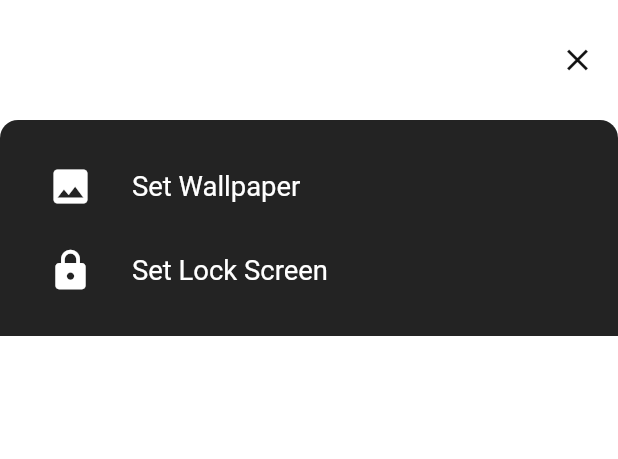
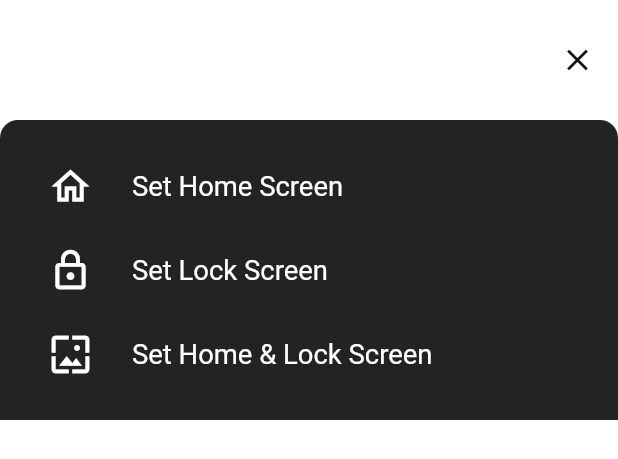
Before and after one commit to aldiansyahfahmi/wallpaper-app, a Flutter app: the ModalBottomSheetCard widget shown alone on an empty page, opened directly with empty values, on a phone screen of 412 x 824 dp. Shown: the top 459 px of the screen. Run offline on Flutter 3.47's test engine with Material 2 defaults, Android fonts, the phone set to English and light mode, and no system bars; our stand-ins replace cached_network_image, dartz, dio, equatable, flutter_bloc, flutter_cache_manager and 6 more; missing offline and left inert: flutter_wallpaper_manager; network calls fail.

Commit message:
responsive grid & update some code

```diff
--- a/lib/app/main_app.dart
+++ b/lib/app/main_app.dart
@@ -33,6 +33,7 @@ class MyApp extends StatelessWidget {
           child: MaterialApp(
             title: 'Wallpaper App',
             debugShowCheckedModeBanner: Config.isDebug,
+            themeMode: ThemeMode.light,
             theme: ThemeData(
               scaffoldBackgroundColor: ColorName.white,
             ),
--- a/lib/presentation/home/ui/component/trending_photos.dart
+++ b/lib/presentation/home/ui/component/trending_photos.dart
@@ -61,7 +61,10 @@ class TrendingPhotos extends StatelessWidget {
               (data) => MasonryGridView.count(
                 shrinkWrap: true,
                 physics: const NeverScrollableScrollPhysics(),
-                crossAxisCount: 3,
+                crossAxisCount:
+                    MediaQuery.of(context).orientation == Orientation.portrait
+                        ? 3
+                        : 6,
                 mainAxisSpacing: 8,
                 crossAxisSpacing: 8,
                 itemCount: data!.length,
--- a/lib/presentation/photo_preview/bloc/set_photo_cubit/set_photo_cubit.dart
+++ b/lib/presentation/photo_preview/bloc/set_photo_cubit/set_photo_cubit.dart
@@ -5,7 +5,7 @@ import 'package:wallpaper_app/shared_libraries/utils/error/failure_response.dart
 import '/shared_libraries/utils/state/view_data_state.dart';
 import 'set_photo_state.dart';
 
-enum SetPhotoTo { wallpaper, lockScreen }
+enum SetPhotoTo { both, homeScreen, lockScreen }
 
 class SetPhotoCubit extends Cubit<SetPhotoState> {
   SetPhotoCubit() : super(SetPhotoState(setPhotoState: ViewData.initial()));
@@ -14,9 +14,11 @@ class SetPhotoCubit extends Cubit<SetPhotoState> {
       {required String imageUrl, required SetPhotoTo setPhotoTo}) async {
     emit(SetPhotoState(setPhotoState: ViewData.loading()));
     try {
-      int location = setPhotoTo == SetPhotoTo.wallpaper
+      int location = setPhotoTo == SetPhotoTo.homeScreen
           ? WallpaperManager.HOME_SCREEN
-          : WallpaperManager.LOCK_SCREEN;
+          : setPhotoTo == SetPhotoTo.lockScreen
+              ? WallpaperManager.LOCK_SCREEN
+              : WallpaperManager.BOTH_SCREEN;
       var file = await DefaultCacheManager().getSingleFile(imageUrl);
       await WallpaperManager.setWallpaperFromFile(file.path, location);
       emit(SetPhotoState(setPhotoState: ViewData.loaded()));
--- a/lib/presentation/photo_preview/ui/component/modal_bottom_sheet_card.dart
+++ b/lib/presentation/photo_preview/ui/component/modal_bottom_sheet_card.dart
@@ -51,12 +51,12 @@ class ModalBottomSheetCard extends StatelessWidget {
             children: [
               ListTile(
                 leading: const Icon(
-                  Icons.image,
+                  Icons.home_outlined,
                   size: 30,
                   color: ColorName.white,
                 ),
                 title: Text(
-                  'Set Wallpaper',
+                  'Set Home Screen',
                   style: TextStyle(
                     color: ColorName.white,
                     fontSize: 16.sp,
@@ -64,12 +64,12 @@ class ModalBottomSheetCard extends StatelessWidget {
                 ),
                 onTap: () => context.read<SetPhotoCubit>().setPhoto(
                       imageUrl: argument.src.portrait,
-                      setPhotoTo: SetPhotoTo.wallpaper,
+                      setPhotoTo: SetPhotoTo.homeScreen,
                     ),
               ),
               ListTile(
                 leading: const Icon(
-                  Icons.lock,
+                  Icons.lock_outlined,
                   size: 30,
                   color: ColorName.white,
                 ),
@@ -85,6 +85,24 @@ class ModalBottomSheetCard extends StatelessWidget {
                       setPhotoTo: SetPhotoTo.lockScreen,
                     ),
               ),
+              ListTile(
+                leading: const Icon(
+                  Icons.wallpaper,
+                  size: 30,
+                  color: ColorName.white,
+                ),
+                title: Text(
+                  'Set Home & Lock Screen',
+                  style: TextStyle(
+                    color: ColorName.white,
+                    fontSize: 16.sp,
+                  ),
+                ),
+                onTap: () => context.read<SetPhotoCubit>().setPhoto(
+                      imageUrl: argument.src.portrait,
+                      setPhotoTo: SetPhotoTo.both,
+                    ),
+              ),
             ],
           ),
         ),
--- a/lib/shared_libraries/component/loading/photo_loading.dart
+++ b/lib/shared_libraries/component/loading/photo_loading.dart
@@ -14,7 +14,8 @@ class PhotoLoading extends StatelessWidget {
     return MasonryGridView.count(
       shrinkWrap: true,
       physics: const NeverScrollableScrollPhysics(),
-      crossAxisCount: 3,
+      crossAxisCount:
+          MediaQuery.of(context).orientation == Orientation.portrait ? 3 : 6,
       mainAxisSpacing: 8,
       crossAxisSpacing: 8,
       itemCount: 15,
```
Also changed, not shown: lib/presentation/home/ui/component/categories.dart (+5 -2 lines), lib/presentation/home/ui/home_screen.dart (+12 -0 lines), lib/presentation/photos/ui/photos_screen.dart (+5 -2 lines).
